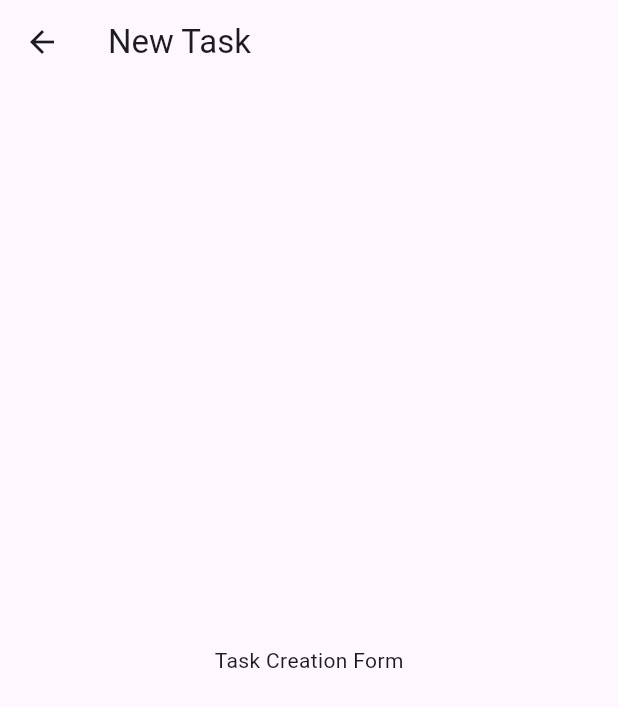
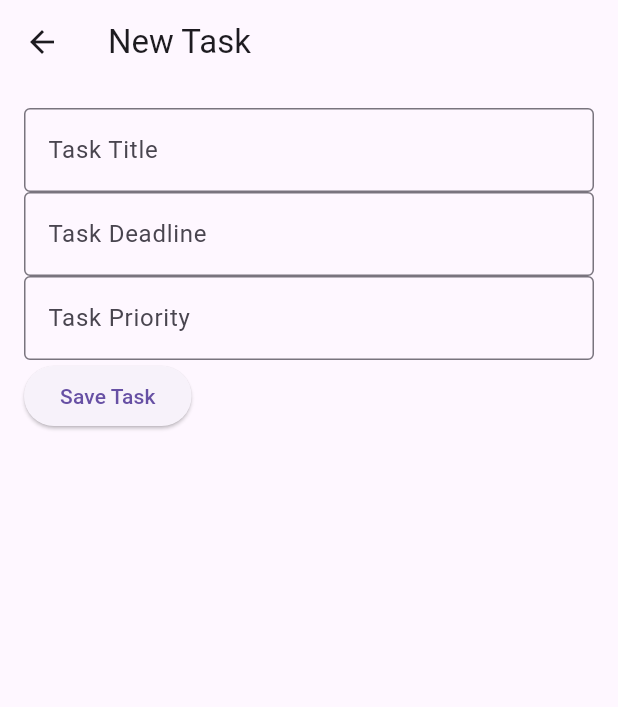
Before and after one commit to BestIsaacPlayer/CrackFlow, a Flutter app: the AddTaskScreen screen opened directly, on a phone screen of 412 x 824 dp. Shown: the top 707 px of the screen. Run offline on Flutter 3.47's test engine with Material 3 defaults, Android fonts, the phone set to English and light mode, and no system bars.

Commit message:
Add basic info to the new task creation form

```diff
--- a/lib/main.dart
+++ b/lib/main.dart
@@ -95,13 +95,46 @@ class TaskCard extends StatelessWidget {
 }
 
 class AddTaskScreen extends StatelessWidget {
-  const AddTaskScreen({super.key});
+  AddTaskScreen({super.key});
+
+  final TextEditingController titleController = TextEditingController();
+  final TextEditingController deadlineController = TextEditingController();
+  final TextEditingController priorityController = TextEditingController();
 
   @override
   Widget build(BuildContext context) {
     return Scaffold(
       appBar: AppBar(title: Text("New Task")),
-      body: Center(child: Text("Task Creation Form")),
+      body: Padding(
+        padding: EdgeInsets.all(16),
+        child: Column(
+          crossAxisAlignment: CrossAxisAlignment.start,
+          children: [
+            TextField(
+              controller: titleController,
+              decoration: InputDecoration(
+                labelText: "Task Title",
+                border: OutlineInputBorder(),
+              ),
+            ),
+            TextField(
+              controller: deadlineController,
+              decoration: InputDecoration(
+                labelText: "Task Deadline",
+                border: OutlineInputBorder(),
+              ),
+            ),
+            TextField(
+              controller: priorityController,
+              decoration: InputDecoration(
+                labelText: "Task Priority",
+                border: OutlineInputBorder(),
+              ),
+            ),
+            ElevatedButton(onPressed: () {}, child: Text("Save Task")),
+          ],
+        ),
+      ),
     );
   }
 }
```
